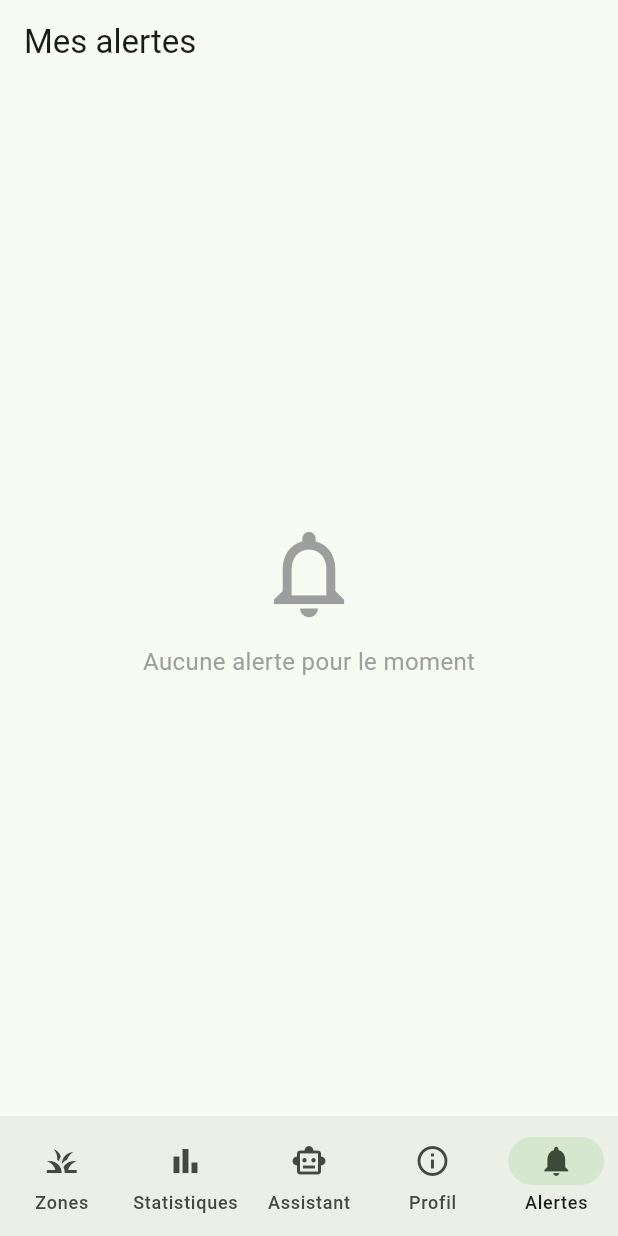
After one commit to rtakwa69-oss/Agrismart, a Flutter app: the screen it shows once a user with an empty profile is signed in, item 5 of the bottom bar chosen, on a phone screen of 412 x 824 dp. The commit adds this screen. Run offline on Flutter 3.47's test engine with Material 3 defaults, Android fonts, the phone set to English and light mode, and no system bars; our stand-ins replace firebase_auth, firebase_core, fl_chart, flutter_local_notifications, flutter_map, latlong2 and 1 more; accounts and stored records are empty; network calls fail.

Commit message:
feat: add alerts and local notifications

```diff
--- /dev/null
+++ b/lib/models/alerte.dart
@@ -0,0 +1,38 @@
+
+enum TypeAlerte {
+  humidite,
+  pluie,
+}
+
+class Alerte {
+  final String id;
+  final String titre;
+  final String message;
+  final TypeAlerte type;
+  final DateTime date;
+  bool lue;
+
+  Alerte({
+    required this.id,
+    required this.titre,
+    required this.message,
+    required this.type,
+    DateTime? date,
+    this.lue = false,
+  }) : date = date ?? DateTime.now();
+
+  Alerte copyWith({
+    String? titre,
+    String? message,
+    bool? lue,
+  }) {
+    return Alerte(
+      id: id,
+      titre: titre ?? this.titre,
+      message: message ?? this.message,
+      type: type,
+      date: date,
+      lue: lue ?? this.lue,
+    );
+  }
+}
--- /dev/null
+++ b/lib/providers/alerte_provider.dart
@@ -0,0 +1,193 @@
+
+import 'package:flutter/foundation.dart';
+
+import 'package:agrismart/models/alerte.dart';
+import 'package:agrismart/providers/zones_provider.dart';
+import 'package:agrismart/providers/meteo_provider.dart';
+import 'package:agrismart/services/notification_service.dart';
+
+class AlerteProvider extends ChangeNotifier {
+  final ZonesProvider _zonesProvider;
+  final MeteoProvider _meteoProvider;
+  final NotificationService _notificationService;
+
+  final Map<String, Alerte> _alertes = {};
+  final Set<String> _notificationsEnvoyees = {};
+
+  late final Future<void> _initialisationNotifications;
+
+  String? _dernierUid;
+
+  AlerteProvider(
+      this._zonesProvider,
+      this._meteoProvider,
+      this._notificationService,
+      ) {
+    _dernierUid = _zonesProvider.uid;
+
+    _initialisationNotifications =
+        _notificationService.initialiser();
+
+    _zonesProvider.addListener(_actualiser);
+    _meteoProvider.addListener(_actualiser);
+
+    _actualiser();
+  }
+
+  List<Alerte> get alertes {
+    final resultat = _alertes.values.toList();
+
+    resultat.sort((a, b) => b.date.compareTo(a.date));
+
+    return resultat;
+  }
+
+  int get nombre => _alertes.length;
+
+  int get nombreNonLues =>
+      _alertes.values.where((alerte) => !alerte.lue).length;
+
+  // Actualiser les alertes selon les données disponibles
+  void _actualiser() {
+    final uidActuel = _zonesProvider.uid;
+
+    // Réinitialiser les alertes lors d'un changement de compte
+    if (uidActuel != _dernierUid) {
+      _alertes.clear();
+      _notificationsEnvoyees.clear();
+      _dernierUid = uidActuel;
+    }
+
+    final nouvellesCles = <String>{};
+
+    // 1. Détection de l'humidité du sol
+    if (uidActuel != null && uidActuel.isNotEmpty) {
+      for (final zone in _zonesProvider.zones) {
+        if (zone.besoinIrrigation) {
+          final cle = 'humidite_${zone.nom}';
+          nouvellesCles.add(cle);
+
+          final message =
+              'La zone ${zone.nom} est trop sèche. '
+              'Humidité : ${zone.humidite.toStringAsFixed(1)}%. '
+              'Seuil : ${zone.seuil.toStringAsFixed(1)}%.';
+
+          _ajouterAlerte(
+            cle: cle,
+            titre: 'Besoin d’irrigation',
+            message: message,
+            type: TypeAlerte.humidite,
+          );
+        }
+      }
+    }
+
+    // 2. Détection des prévisions de pluie
+    final meteo = _meteoProvider.meteo;
+
+    if (meteo != null) {
+      for (final prevision in meteo.previsions) {
+        if (prevision.pluie > 0) {
+          final date = prevision.date;
+          final dateFormatee =
+              '${date.day.toString().padLeft(2, '0')}/'
+              '${date.month.toString().padLeft(2, '0')}/'
+              '${date.year}';
+
+          final cle = 'pluie_$dateFormatee';
+          nouvellesCles.add(cle);
+
+          _ajouterAlerte(
+            cle: cle,
+            titre: 'Pluie prévue',
+            message:
+            'Une pluie de ${prevision.pluie.toStringAsFixed(1)} mm '
+                'est prévue le $dateFormatee.',
+            type: TypeAlerte.pluie,
+          );
+        }
+      }
+    }
+
+    // Supprimer les alertes dont les conditions ne sont plus présentes
+    _alertes.removeWhere(
+          (cle, alerte) => !nouvellesCles.contains(cle),
+    );
+
+    notifyListeners();
+  }
+
+  // Ajouter une alerte et envoyer une notification une seule fois
+  void _ajouterAlerte({
+    required String cle,
+    required String titre,
+    required String message,
+    required TypeAlerte type,
+  }) {
+    final ancienneAlerte = _alertes[cle];
+
+    _alertes[cle] = Alerte(
+      id: cle,
+      titre: titre,
+      message: message,
+      type: type,
+      lue: ancienneAlerte?.lue ?? false,
+    );
+
+    if (!_notificationsEnvoyees.contains(cle)) {
+      _notificationsEnvoyees.add(cle);
+      _envoyerNotification(cle, titre, message);
+    }
+  }
+
+  Future<void> _envoyerNotification(
+      String cle,
+      String titre,
+      String message,
+      ) async {
+    try {
+      await _initialisationNotifications;
+
+      await _notificationService.afficher(
+        id: cle.hashCode & 0x7fffffff,
+        titre: titre,
+        message: message,
+      );
+    } catch (e) {
+      debugPrint('Erreur notification : $e');
+    }
+  }
+
+  // Marquer une alerte comme lue
+  void marquerCommeLue(String id) {
+    final alerte = _alertes[id];
+
+    if (alerte == null || alerte.lue) return;
+
+    _alertes[id] = alerte.copyWith(lue: true);
+
+    notifyListeners();
+  }
+
+  // Marquer toutes les alertes comme lues
+  void marquerToutesCommeLues() {
+    for (final entree in _alertes.entries.toList()) {
+      entree.value.lue = true;
+    }
+
+    notifyListeners();
+  }
+
+  // Supprimer toutes les alertes affichées
+  void effacerAlertes() {
+    _alertes.clear();
+    notifyListeners();
+  }
+
+  @override
+  void dispose() {
+    _zonesProvider.removeListener(_actualiser);
+    _meteoProvider.removeListener(_actualiser);
+    super.dispose();
+  }
+}
--- /dev/null
+++ b/lib/screens/alertes_page.dart
@@ -0,0 +1,132 @@
+
+import 'package:flutter/material.dart';
+import 'package:provider/provider.dart';
+
+import 'package:agrismart/models/alerte.dart';
+import 'package:agrismart/providers/alerte_provider.dart';
+
+class AlertesPage extends StatelessWidget {
+  const AlertesPage({super.key});
+
+  @override
+  Widget build(BuildContext context) {
+    final provider = context.watch<AlerteProvider>();
+    final alertes = provider.alertes;
+
+    return Scaffold(
+      appBar: AppBar(
+        title: const Text('Mes alertes'),
+        actions: [
+          if (provider.nombreNonLues > 0)
+            IconButton(
+              tooltip: 'Tout marquer comme lu',
+              icon: const Icon(Icons.done_all),
+              onPressed: provider.marquerToutesCommeLues,
+            ),
+        ],
+      ),
+      body: alertes.isEmpty
+          ? const Center(
+        child: Column(
+          mainAxisSize: MainAxisSize.min,
+          children: [
+            Icon(
+              Icons.notifications_none,
+              size: 70,
+              color: Colors.grey,
+            ),
+            SizedBox(height: 12),
+            Text(
+              'Aucune alerte pour le moment',
+              style: TextStyle(
+                fontSize: 16,
+                color: Colors.grey,
+              ),
+            ),
+          ],
+        ),
+      )
+          : ListView.builder(
+        padding: const EdgeInsets.all(16),
+        itemCount: alertes.length,
+        itemBuilder: (context, index) {
+          final alerte = alertes[index];
+
+          return _AlerteCard(
+            alerte: alerte,
+            onTap: () {
+              provider.marquerCommeLue(alerte.id);
+            },
+          );
+        },
+      ),
+    );
+  }
+}
+
+class _AlerteCard extends StatelessWidget {
+  final Alerte alerte;
+  final VoidCallback onTap;
+
+  const _AlerteCard({
+    required this.alerte,
+    required this.onTap,
+  });
+
+  @override
+  Widget build(BuildContext context) {
+    final estHumidite = alerte.type == TypeAlerte.humidite;
+
+    final couleur = estHumidite
+        ? Colors.orange
+        : Colors.blue;
+
+    final icone = estHumidite
+        ? Icons.water_drop
+        : Icons.cloud;
+
+    final date = alerte.date;
+
+    final dateFormatee =
+        '${date.day.toString().padLeft(2, '0')}/'
+        '${date.month.toString().padLeft(2, '0')}/'
+        '${date.year} à '
+        '${date.hour.toString().padLeft(2, '0')}:'
+        '${date.minute.toString().padLeft(2, '0')}';
+
+    return Card(
+      margin: const EdgeInsets.only(bottom: 12),
+      child: ListTile(
+        onTap: onTap,
+        leading: CircleAvatar(
+          backgroundColor: couleur.withValues(alpha: 0.15),
+          child: Icon(icone, color: couleur),
+        ),
+        title: Text(
+          alerte.titre,
+          style: TextStyle(
+            fontWeight:
+            alerte.lue ? FontWeight.normal : FontWeight.bold,
+          ),
+        ),
+        subtitle: Padding(
+          padding: const EdgeInsets.only(top: 6),
+          child: Column(
+            crossAxisAlignment: CrossAxisAlignment.start,
+            children: [
+              Text(alerte.message),
+              const SizedBox(height: 6),
+              Text(
+                dateFormatee,
+                style: const TextStyle(fontSize: 12),
+              ),
+            ],
+          ),
+        ),
+        trailing: alerte.lue
+            ? const Icon(Icons.check_circle_outline)
+            : Icon(Icons.circle, color: couleur, size: 12),
+      ),
+    );
+  }
+}
--- a/lib/screens/app_shell.dart
+++ b/lib/screens/app_shell.dart
@@ -1,10 +1,15 @@
+
 import 'package:flutter/material.dart';
 import 'package:provider/provider.dart';
+
 import 'package:agrismart/providers/zones_provider.dart';
+import 'package:agrismart/providers/alerte_provider.dart';
+
 import 'package:agrismart/screens/assistant_page.dart';
 import 'package:agrismart/screens/profil_page.dart';
 import 'package:agrismart/screens/statistiques_page.dart';
 import 'package:agrismart/screens/zones_page.dart';
+import 'package:agrismart/screens/alertes_page.dart';
 
 class AppShell extends StatefulWidget {
   const AppShell({super.key});
@@ -22,6 +27,10 @@ class _AppShellState extends State<AppShell> {
           (provider) => provider.nombreAIrriguer,
     );
 
+    final alertesNonLues = context.select<AlerteProvider, int>(
+          (provider) => provider.nombreNonLues,
+    );
+
     return Scaffold(
       body: IndexedStack(
         index: _onglet,
@@ -30,8 +39,10 @@ class _AppShellState extends State<AppShell> {
           StatistiquesPage(),
           AssistantPage(),
           ProfilPage(),
+          AlertesPage(),
         ],
       ),
+
       bottomNavigationBar: NavigationBar(
         selectedIndex: _onglet,
         onDestinationSelected: (index) {
@@ -53,20 +64,37 @@ class _AppShellState extends State<AppShell> {
             ),
             label: 'Zones',
           ),
+
           const NavigationDestination(
             icon: Icon(Icons.bar_chart_outlined),
             selectedIcon: Icon(Icons.bar_chart),
             label: 'Statistiques',
           ),
+
           const NavigationDestination(
             icon: Icon(Icons.smart_toy_outlined),
             selectedIcon: Icon(Icons.smart_toy),
             label: 'Assistant',
           ),
+
           const NavigationDestination(
             icon: Icon(Icons.info_outline),
             selectedIcon: Icon(Icons.info),
             label: 'Profil',
+          ),
+
+          NavigationDestination(
+            icon: Badge(
+              label: Text('$alertesNonLues'),
+              isLabelVisible: alertesNonLues > 0,
+              child: const Icon(Icons.notifications_outlined),
+            ),
+            selectedIcon: Badge(
+              label: Text('$alertesNonLues'),
+              isLabelVisible: alertesNonLues > 0,
+              child: const Icon(Icons.notifications),
+            ),
+            label: 'Alertes',
           ),
         ],
       ),
--- a/pubspec.yaml
+++ b/pubspec.yaml
@@ -1,3 +1,4 @@
+
 name: agrismart
 description: "Agrismart Application"
 
@@ -34,6 +35,9 @@ dependencies:
   # Charts
   fl_chart: ^0.68.0
 
+  # Notifications locales
+  flutter_local_notifications: 19.5.0
+
 dev_dependencies:
   flutter_test:
     sdk: flutter
```
Also changed, not shown: lib/main.dart (+12 -0 lines), lib/services/notification_service.dart (added, +49 -0 lines), pubspec.lock, 3 other files.
